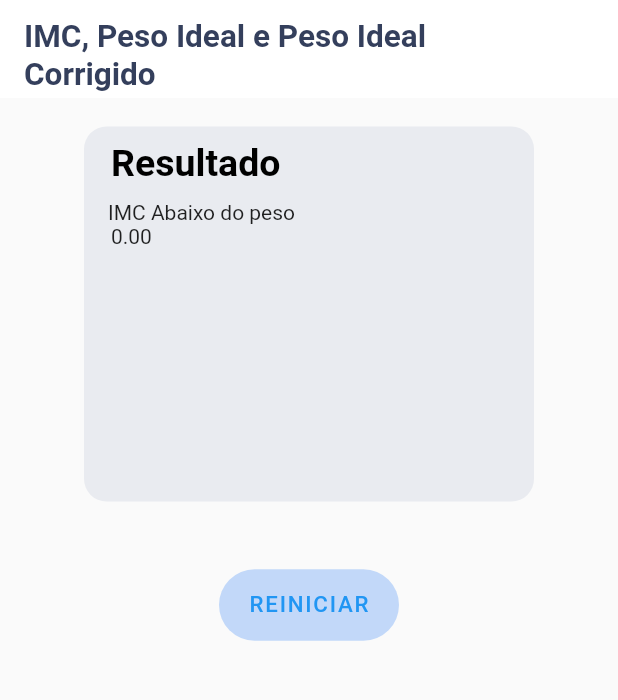
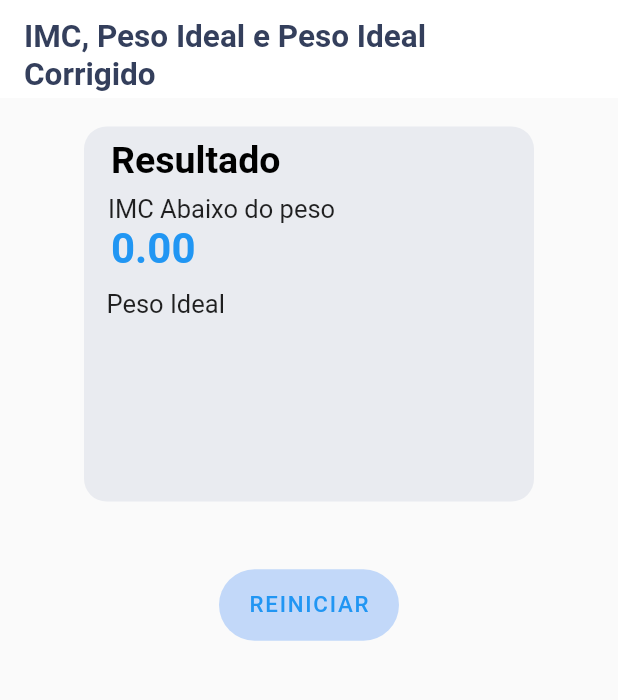
Before and after one commit to patrickkaic/AxCalc, a Flutter app: the ResultadoScreen screen opened directly with empty values, on a phone screen of 412 x 824 dp, the part 46-746 px from its top. Run offline on Flutter 3.47's test engine with Material 2 defaults, Android fonts, the phone set to English and light mode, and no system bars; our stand-ins replace go_router, toggle_switch.

Commit message:
new fixes to result imc screen

```diff
--- a/lib/details_page/IMC/result_imc.dart
+++ b/lib/details_page/IMC/result_imc.dart
@@ -88,8 +88,8 @@ class ResultadoScreen extends StatelessWidget {
               child: Column(
                 children: [
                   Padding(
-                    padding: const EdgeInsets.symmetric(
-                        vertical: 10, horizontal: 18),
+                    padding:
+                        const EdgeInsets.symmetric(vertical: 8, horizontal: 18),
                     child: Align(
                       alignment: Alignment.centerLeft,
                       child: Text(
@@ -108,6 +108,7 @@ class ResultadoScreen extends StatelessWidget {
                       alignment: Alignment.centerLeft,
                       child: Text(
                         _results(),
+                        style: TextStyle(fontSize: 17),
                       ),
                     ),
                   ),
@@ -116,11 +117,24 @@ class ResultadoScreen extends StatelessWidget {
                         const EdgeInsets.symmetric(vertical: 0, horizontal: 18),
                     child: Align(
                       alignment: Alignment.centerLeft,
+                      child: Text(resultado.toStringAsFixed(2),
+                          style: TextStyle(
+                              color: Colors.blue,
+                              fontSize: 28,
+                              fontWeight: FontWeight.bold)),
+                    ),
+                  ),
+                  Padding(
+                    padding: const EdgeInsets.symmetric(
+                        vertical: 10, horizontal: 15),
+                    child: Align(
+                      alignment: Alignment.centerLeft,
                       child: Text(
-                        resultado.toStringAsFixed(2),
+                        'Peso Ideal',
+                        style: TextStyle(fontSize: 17),
                       ),
                     ),
-                  ),
+                  )
                 ],
               ),
             ),
```
